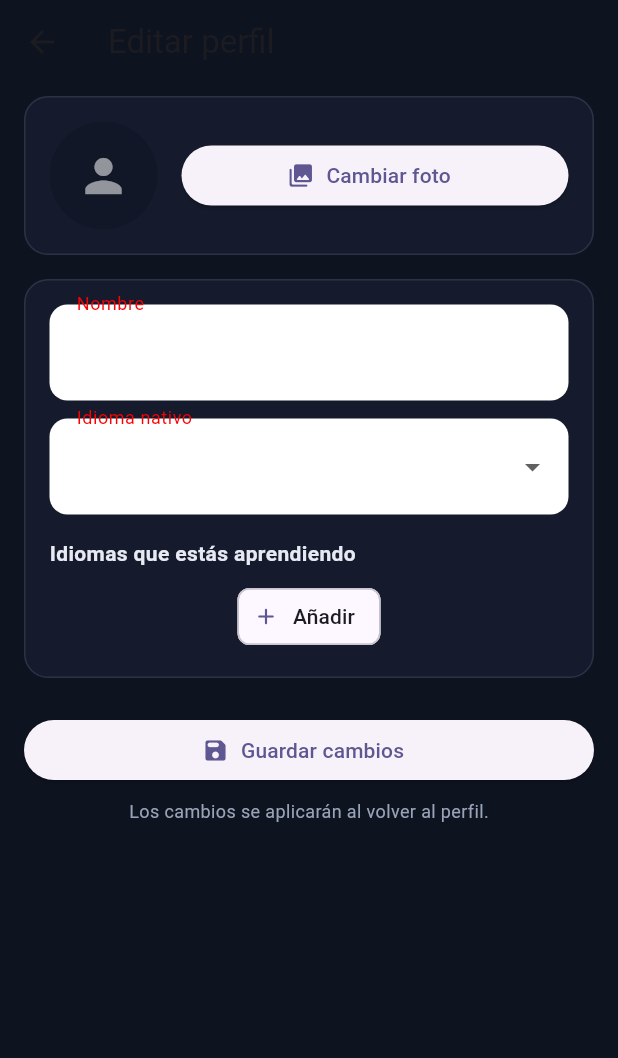
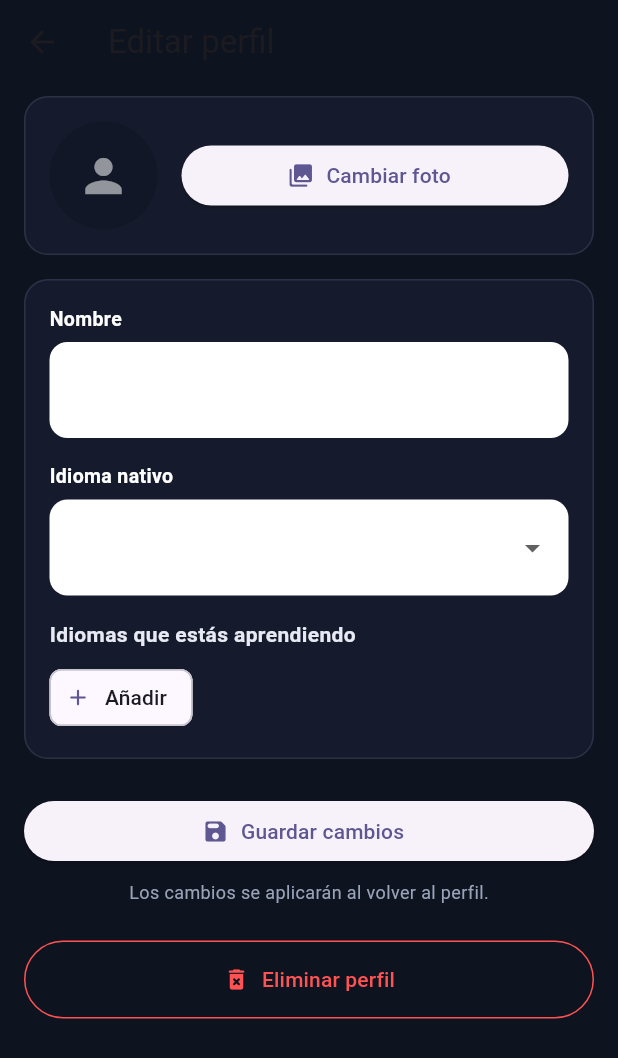
Before and after one commit to SpeakBuddyDevs/speakbuddy_Frontend, a Flutter app: the EditProfileScreen screen opened directly with empty values, on a phone screen of 412 x 824 dp. Shown: the top 1058 px of the screen. Run offline on Flutter 3.47's test engine with Material 3 defaults, Android fonts, the phone set to English and light mode, and no system bars; our stand-ins replace image_picker; missing offline and left inert: dart:ffi.

Commit message:
Añadido botón para eliminar cuenta. Añadida función para desmarcar idioma como activo. Mejorada legibilidad de algunas etiquetas

```diff
--- a/lib/edit_profile.dart
+++ b/lib/edit_profile.dart
@@ -169,7 +169,7 @@ class _EditProfileScreenState extends State<EditProfileScreen> {
       backgroundColor: bg,
       appBar: AppBar(
         backgroundColor: bg,
-        surfaceTintColor: Colors.transparent,
+        surfaceTintColor: const Color.fromARGB(0, 224, 221, 221),
         title: const Text('Editar perfil'),
       ),
       body: SingleChildScrollView(
@@ -189,7 +189,9 @@ class _EditProfileScreenState extends State<EditProfileScreen> {
               ),
               floatingLabelBehavior: FloatingLabelBehavior.always,
               labelStyle: TextStyle(color: Color.fromARGB(255, 255, 0, 0)),
-              floatingLabelStyle: TextStyle(color: Color.fromARGB(255, 255, 0, 0)),
+              floatingLabelStyle: TextStyle(
+                color: Color.fromARGB(255, 255, 0, 0),
+              ),
             ),
           ),
           child: Form(
@@ -241,22 +243,49 @@ class _EditProfileScreenState extends State<EditProfileScreen> {
                   ),
                   padding: const EdgeInsets.all(16),
                   child: Column(
+                    crossAxisAlignment: CrossAxisAlignment.start,
                     children: [
+                      // Etiqueta arriba del campo de texto
+                      const Text(
+                        'Nombre',
+                        style: TextStyle(
+                          color: Color.fromARGB(
+                            255,
+                            253,
+                            253,
+                            253,
+                          ), // mismo rojo que el tema
+                          fontSize: 13,
+                          fontWeight: FontWeight.w600,
+                        ),
+                      ),
+                      const SizedBox(height: 6),
                       TextFormField(
                         controller: _nameCtrl,
                         decoration: const InputDecoration(
-                          labelText: 'Nombre',
-                          floatingLabelBehavior: FloatingLabelBehavior.always,
+                          // sin labelText para que no aparezca dentro de la caja
                         ),
                         validator: (v) => (v == null || v.trim().isEmpty)
                             ? 'Escribe tu nombre'
                             : null,
                       ),
-                      const SizedBox(height: 12),
+
+                      const SizedBox(height: 16),
+
+                      // Etiqueta arriba del combo
+                      const Text(
+                        'Idioma nativo',
+                        style: TextStyle(
+                          color: Color.fromARGB(255, 255, 255, 255),
+                          fontSize: 13,
+                          fontWeight: FontWeight.w600,
+                        ),
+                      ),
+                      const SizedBox(height: 6),
                       DropdownButtonFormField<String>(
                         initialValue: _native,
                         decoration: const InputDecoration(
-                          labelText: 'Idioma nativo',
+                          // también sin labelText
                         ),
                         items: _langs.entries
                             .map(
@@ -268,11 +297,7 @@ class _EditProfileScreenState extends State<EditProfileScreen> {
                             .toList(),
                         onChanged: (v) {
                           if (v == null) return;
-                          setState(() {
-                            _native = v;
-                            // si el nativo está en "aprendiendo", lo mantenemos (permitido),
-                            // pero evitamos duplicados al añadir nuevos.
-                          });
+                          setState(() => _native = v);
                         },
                       ),
                       const SizedBox(height: 16),
@@ -329,6 +354,26 @@ class _EditProfileScreenState extends State<EditProfileScreen> {
                   'Los cambios se aplicarán al volver al perfil.',
                   style: TextStyle(color: subtle, fontSize: 12),
                 ),
+                const SizedBox(height: 24),
+                SizedBox(
+                  width: double.infinity,
+                  child: OutlinedButton.icon(
+                    style: OutlinedButton.styleFrom(
+                      side: const BorderSide(color: Colors.redAccent),
+                      foregroundColor: Colors.redAccent,
+                      shape: RoundedRectangleBorder(
+                        borderRadius: BorderRadius.circular(999),
+                      ),
+                      padding: const EdgeInsets.symmetric(vertical: 16),
+                    ),
+                    onPressed: () {
+                      // TODO: conectar con backend para eliminar la cuenta
+                      // Por ahora solo interfaz
+                    },
+                    icon: const Icon(Icons.delete_forever_rounded),
+                    label: const Text('Eliminar perfil'),
+                  ),
+                ),
               ],
             ),
           ),
--- a/pubspec.yaml
+++ b/pubspec.yaml
@@ -18,3 +18,5 @@ dev_dependencies:
 
 flutter:
   uses-material-design: true
+  assets:
+    - lib\assets\images\ArjonaSergio.jpg
```
Also changed, not shown: lib/profile.dart (+59 -28 lines), lib/assets/images/ArjonaSergio.jpg (added).
